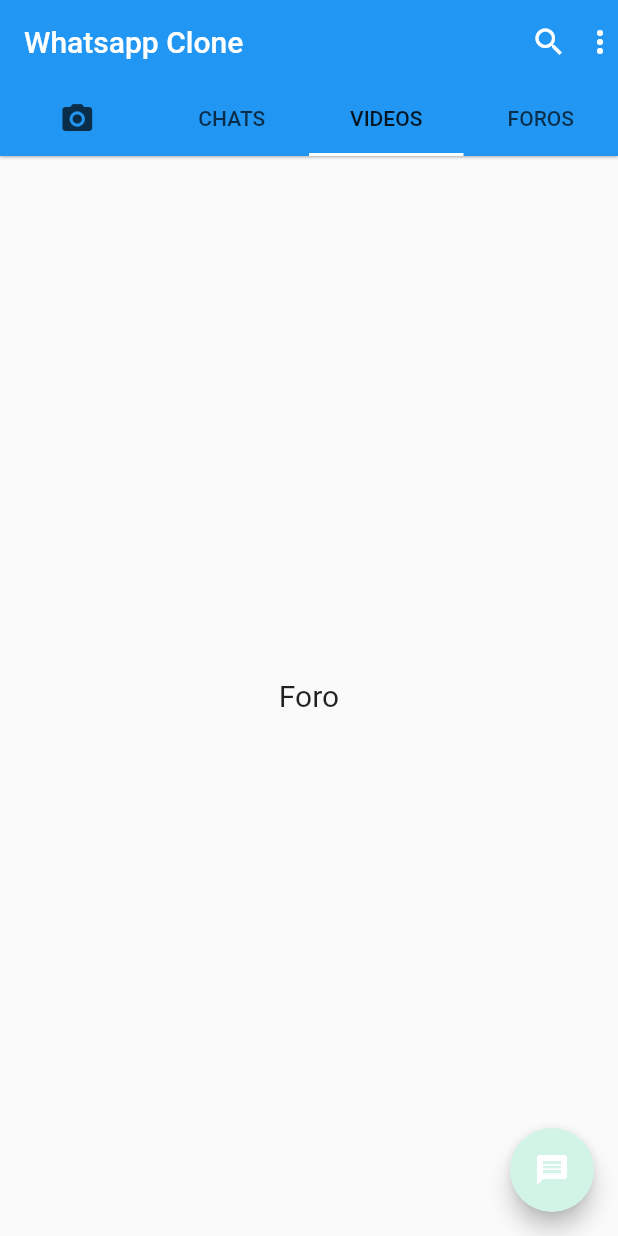
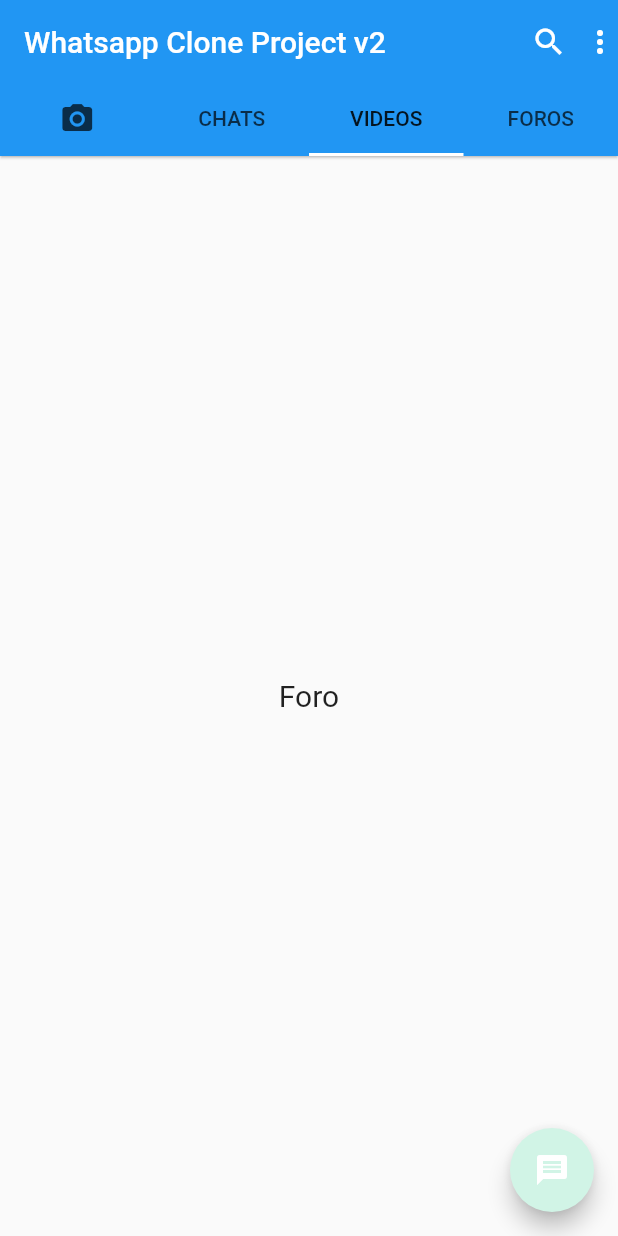
Before and after one commit to dev-nekko/whatsappclone, a Flutter app: the screen it shows after launch, tab 3 chosen, on a phone screen of 412 x 824 dp. Run offline on Flutter 3.47's test engine with Material 2 defaults, Android fonts, the phone set to English and light mode, and no system bars; our stand-ins replace camera; network calls fail.

Commit message:
changes for pull request

```diff
--- a/lib/pages/camera_screen.dart
+++ b/lib/pages/camera_screen.dart
@@ -1,3 +1,5 @@
+// Para poder utilizar la camara del celular
+
 import 'package:flutter/material.dart';
 import 'package:camera/camera.dart';
 
--- a/lib/pages/videos_screen.dart
+++ b/lib/pages/videos_screen.dart
@@ -1,3 +1,4 @@
+// Esta parte es para la pantalla de videos
 import 'package:flutter/material.dart';
 
 class VideosScreen extends StatelessWidget {
--- a/lib/whatsapp_home.dart
+++ b/lib/whatsapp_home.dart
@@ -26,7 +26,7 @@ class _WhatsAppHomeState extends State<WhatsAppHome>
   Widget build(BuildContext context) {
     return new Scaffold(
       appBar: new AppBar(
-        title: new Text("Whatsapp Clone"),
+        title: new Text("Whatsapp Clone Project v2"),
         elevation: 0.7,
         bottom: new TabBar(
           controller: _tabController,
@@ -65,7 +65,7 @@ class _WhatsAppHomeState extends State<WhatsAppHome>
           Icons.message,
           color: Colors.white,
         ),
-        onPressed: () => print("abrir chats"),
+        onPressed: () => print("open chats"),
       ),
     );
   }
```
